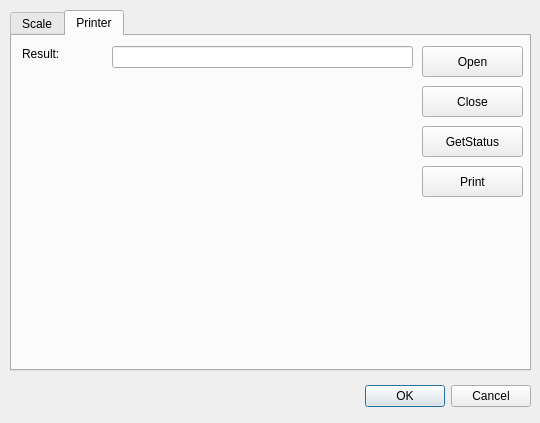
Old version of the form src/maindialog.ui in the repository shtrih-m/oposcale.
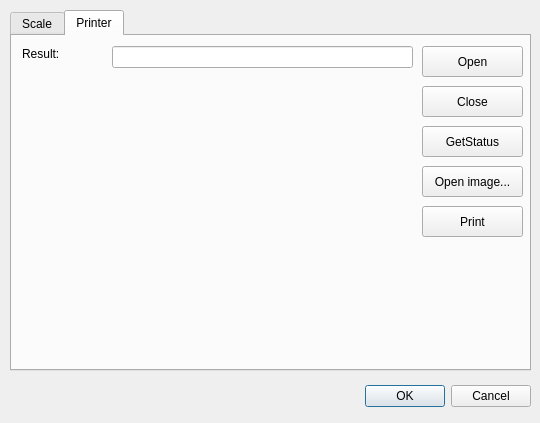
New version of the form. Icons and pictures are not drawn.

Commit message: [+] Added class opolabelprinter

```diff
--- a/src/maindialog.ui
+++ b/src/maindialog.ui
@@ -335,7 +335,7 @@
      <property name="geometry">
       <rect>
        <x>410</x>
-       <y>130</y>
+       <y>170</y>
        <width>101</width>
        <height>31</height>
       </rect>
@@ -362,8 +362,8 @@
       <rect>
        <x>10</x>
        <y>50</y>
-       <width>171</width>
-       <height>131</height>
+       <width>391</width>
+       <height>241</height>
       </rect>
      </property>
      <property name="text">
@@ -373,6 +373,19 @@
       <pixmap>res/Globus.bmp</pixmap>
      </property>
     </widget>
+    <widget class="QPushButton" name="btnOpenImage">
+     <property name="geometry">
+      <rect>
+       <x>410</x>
+       <y>130</y>
+       <width>101</width>
+       <height>31</height>
+      </rect>
+     </property>
+     <property name="text">
+      <string>Open image...</string>
+     </property>
+    </widget>
    </widget>
   </widget>
  </widget>
```
The commit also changes 8 other files.
